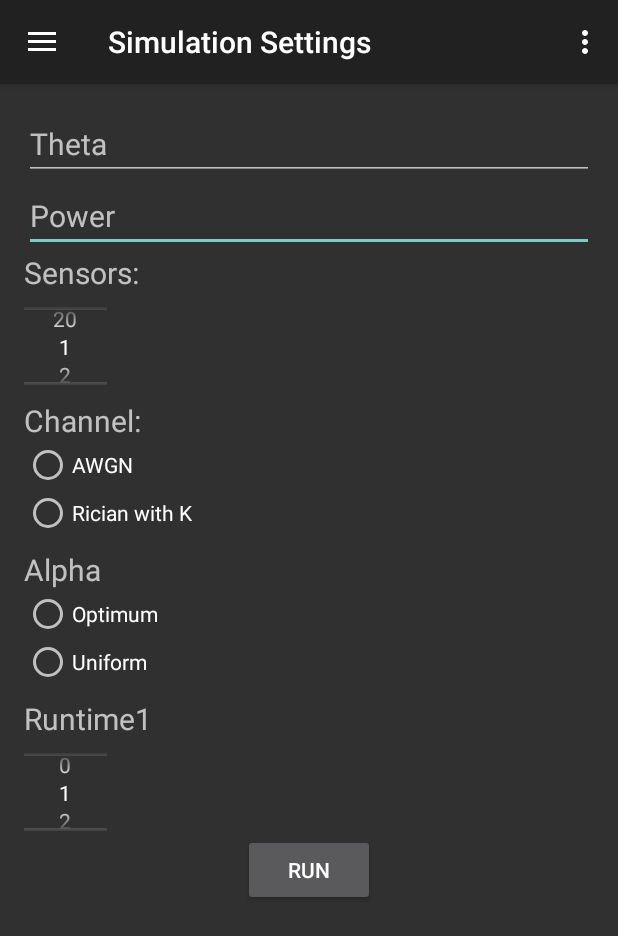
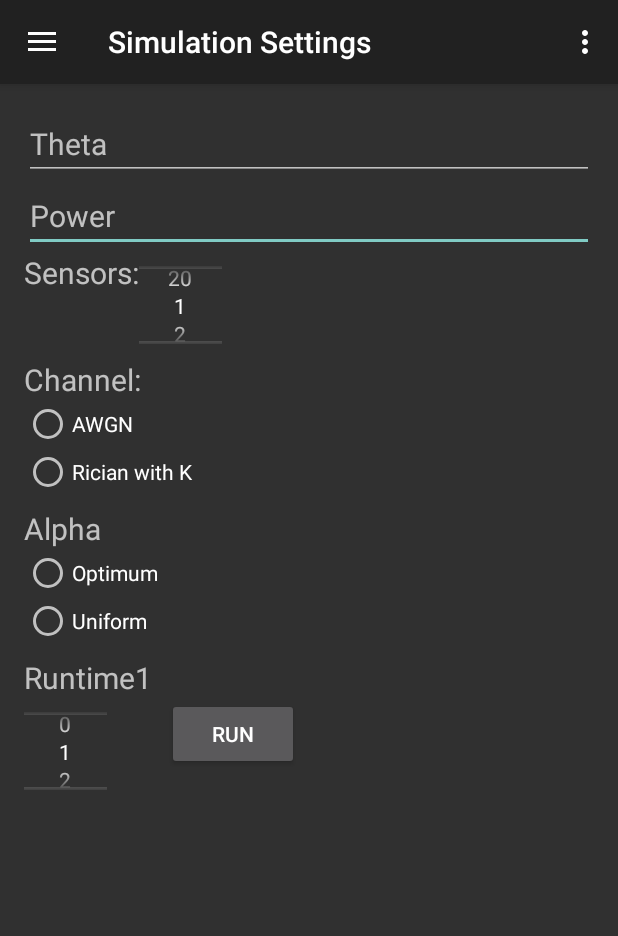
Before and after one commit to Saleh95/Wireless, an Android app: the ConfigurationActivity screen opened directly, with no data from a screen before it, on a phone screen of 412 x 824 dp. Shown: the top 936 px of the screen. Run offline under Robolectric (Android 15) with nearby library versions, the phone set to English and light mode, and no system bars; libraries missing offline, so code that uses them is left out: com.flask.colorpicker, com.github.mikephil.charting; plain views replace AlphaSlider, ColorPickerView, LightnessSlider; 3 statements that could not run were skipped.

Commit message:
More Optimization

```diff
--- a/app/src/main/java/wonders/simulator/GraphActivity.java
+++ b/app/src/main/java/wonders/simulator/GraphActivity.java
@@ -136,6 +136,7 @@ public class GraphActivity extends Simulator_main implements OnChartGestureListe
 
         mSeekBarY.setOnSeekBarChangeListener(this);
         mSeekBarX.setOnSeekBarChangeListener(this);
+
 
         XAxis x = mChart.getXAxis();
         x.setEnabled(true);
--- a/app/src/main/res/layout/content_specs.xml
+++ b/app/src/main/res/layout/content_specs.xml
@@ -1,12 +1,11 @@
 <?xml version="1.0" encoding="utf-8"?>
-<LinearLayout xmlns:android="http://schemas.android.com/apk/res/android"
+<RelativeLayout xmlns:android="http://schemas.android.com/apk/res/android"
     xmlns:tools="http://schemas.android.com/tools"
     android:id="@+id/content_specs"
     android:layout_width="match_parent"
     android:layout_height="wrap_content"
     tools:context="wonders.simulator.ConfigurationActivity"
     tools:showIn="@layout/activity_specs"
-    android:orientation="vertical"
     >
 
     <EditText
@@ -28,6 +27,7 @@
         android:text=""
         android:inputType="numberDecimal"
         android:imeOptions="actionDone"
+        android:layout_below="@+id/theta_input"
         />
 
     <TextView
@@ -35,12 +35,16 @@
         android:id="@+id/sensors_input"
         android:layout_height="wrap_content"
         android:textSize="20dp"
-        android:text="Sensors:" />
+        android:text="Sensors:"
+        android:layout_below="@+id/power_input"
+        />
     <NumberPicker
         android:id="@+id/sensors_picker"
         android:layout_marginTop="8dp"
         android:layout_width="55dp"
         android:layout_height="55dp"
+        android:layout_below="@id/power_input"
+        android:layout_toRightOf="@+id/sensors_input"
         />
     <TextView
         android:layout_width="match_parent"
@@ -48,11 +52,16 @@
         android:layout_height="wrap_content"
         android:textSize="20dp"
         android:layout_marginTop="8dp"
-        android:text="Channel:" />
+        android:text="Channel:"
+        android:layout_below="@+id/sensors_picker"
+        />
     <RadioGroup xmlns:android="http://schemas.android.com/apk/res/android"
         android:layout_width="match_parent"
         android:layout_height="wrap_content"
-        android:orientation="vertical">
+        android:orientation="vertical"
+        android:layout_below="@+id/channel_input"
+        android:id="@+id/channel"
+        >
         <RadioButton android:id="@+id/awgn_button"
             android:layout_width="wrap_content"
             android:layout_height="wrap_content"
@@ -69,7 +78,10 @@
         android:layout_width="fill_parent"
         android:layout_height="wrap_content"
         android:layout_marginTop="8dp"
-        android:orientation="vertical">
+        android:orientation="vertical"
+        android:layout_below="@+id/channel"
+        android:id="@+id/kk"
+        >
         <TextView
             android:layout_width="match_parent"
             android:id="@+id/alpha_input"
@@ -93,12 +105,16 @@
         android:layout_marginTop="8dp"
         android:textSize="20dp"
         android:id="@+id/runtime_input"
-        android:text="Run Multiple Times:" />
+        android:text="Run Multiple Times:"
+        android:layout_below="@+id/kk"
+        />
     <NumberPicker
         android:id="@+id/runtime_picker"
         android:layout_marginTop="8dp"
         android:layout_width="55dp"
-        android:layout_height="55dp">
+        android:layout_height="55dp"
+        android:layout_below="@+id/runtime_input"
+        >
     </NumberPicker>
 
     <Button
@@ -106,7 +122,11 @@
         android:layout_height="wrap_content"
         android:layout_gravity="center"
         android:id="@+id/run_button"
-        android:text="Run" />
+        android:text="Run"
+        android:layout_below="@+id/runtime_input"
+        android:layout_toRightOf="@+id/runtime_picker"
+        android:layout_marginLeft="40dp"
+        />
 
 
-</LinearLayout>
+</RelativeLayout>
```
